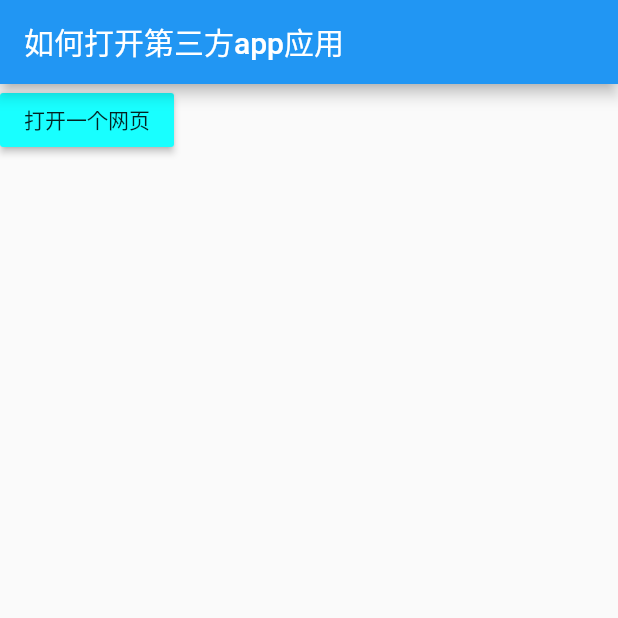
After one commit to Yis92/flutter_study, a Flutter app: the screen it shows after launch, after a tap on "打开第三方应用", on a phone screen of 412 x 824 dp, the top half of it. The commit adds this screen. Run offline on Flutter 3.47's test engine with Material 2 defaults, Android fonts, the phone set to English and light mode, and no system bars; missing offline and left inert: flutter_color_plugin.

Commit message:
打开第三方应用，需要使用插件，demo未成功

```diff
--- /dev/null
+++ b/lib/dart/simple/launcher_app.dart
@@ -0,0 +1,49 @@
+import 'package:flutter/material.dart';
+import 'package:url_launcher/url_launcher.dart';
+
+/// 如何打开第三方app应用
+class LauncherApp extends StatefulWidget {
+  @override
+  _LauncherAppState createState() => _LauncherAppState();
+}
+
+class _LauncherAppState extends State<LauncherApp> {
+  @override
+  Widget build(BuildContext context) {
+    return MaterialApp(
+      home: Scaffold(
+        appBar: AppBar(
+          title: Text('如何打开第三方app应用'),
+        ),
+        body: Column(
+          children: <Widget>[
+            RaisedButton(
+                child: Text('打开一个网页'),
+                color: Colors.cyanAccent,
+                onPressed: () {
+                  _launcherURL();
+                })
+          ],
+        ),
+      ),
+    );
+  }
+}
+
+_launcherURL() async {
+  const url = 'https://pub.dev/packages/url_launcher/versions';
+  if (await canLaunch(url)) {
+    await launch(url);
+  } else {
+    throw 'Could not launcher$url';
+  }
+}
+
+_openMap() async {
+  const url = 'geo:52.32,4.197';
+  if (await canLaunch(url)) {
+    await launch(url);
+  } else {
+    const url = 'http://maps.apple.com/?ll=52.32,4.197';
+  }
+}
--- a/lib/main.dart
+++ b/lib/main.dart
@@ -1,8 +1,8 @@
 import 'package:flutter/material.dart';
 import 'package:flutter_study/dart/RouterUtils.dart';
-import 'package:flutter_study/dart/jichu.dart';
 import 'package:flutter_study/dart/layout_study.dart';
 import 'package:flutter_study/dart/router/router_main.dart';
+import 'package:flutter_study/dart/simple/launcher_app.dart';
 import 'package:flutter_study/dart/simple/res_page.dart';
 import 'package:flutter_study/dart/stateful_study.dart';
 
@@ -97,6 +97,15 @@ class _MyHomePageState extends State<MyHomePage> {
                       jumpPage(context, ResPage());
                     },
                   ),
+                ),
+                Container(
+                  child: FlatButton(
+                    child: Text('打开第三方应用'),
+                    color: Colors.cyan,
+                    onPressed: () {
+                      jumpPage(context, LauncherApp());
+                    },
+                  ),
                 )
               ],
             ),
--- a/pubspec.yaml
+++ b/pubspec.yaml
@@ -24,6 +24,7 @@ dependencies:
   # Use with the CupertinoIcons class for iOS style icons.
   cupertino_icons: ^0.1.2
   flutter_color_plugin: ^0.0.2
+  url_launcher: ^5.0.2
 
 dev_dependencies:
   flutter_test:
```
Also changed, not shown: pubspec.lock.
